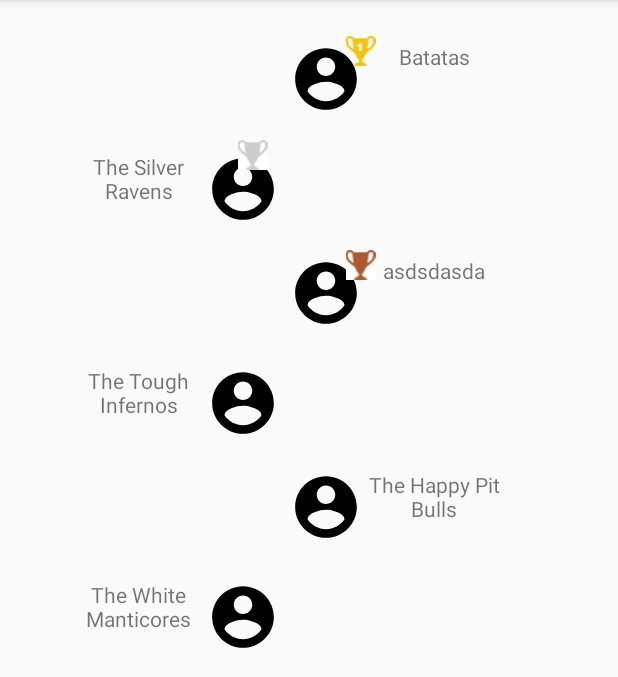
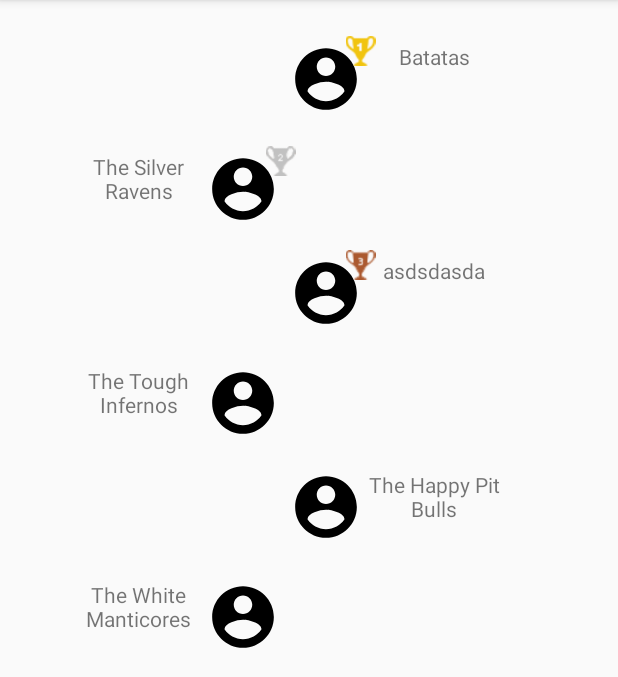
Before and after one commit to iMikeZz/PLmobileApp, an Android app: the RankingActivity screen opened directly, with no data from a screen before it, on a phone screen of 412 x 824 dp, the part 84-761 px from its top. Run offline under Robolectric (Android 15) with nearby library versions, the phone set to English and light mode, and no system bars.

Commit message:
Ranking List 2.0

```diff
--- a/app/src/main/res/layout/ranking_left_item.xml
+++ b/app/src/main/res/layout/ranking_left_item.xml
@@ -30,9 +30,9 @@
         android:id="@+id/trophy"
         android:layout_width="22dp"
         android:layout_height="20dp"
-        android:layout_marginTop="16dp"
-        android:layout_marginEnd="224dp"
-        app:layout_constraintEnd_toEndOf="parent"
+        android:layout_marginStart="168dp"
+        android:layout_marginTop="20dp"
+        app:layout_constraintStart_toStartOf="parent"
         app:layout_constraintTop_toTopOf="parent"
         app:srcCompat="@drawable/first" />
 
```
Also changed, not shown: app/src/main/res/drawable/second.png, app/src/main/res/drawable/third.png.
